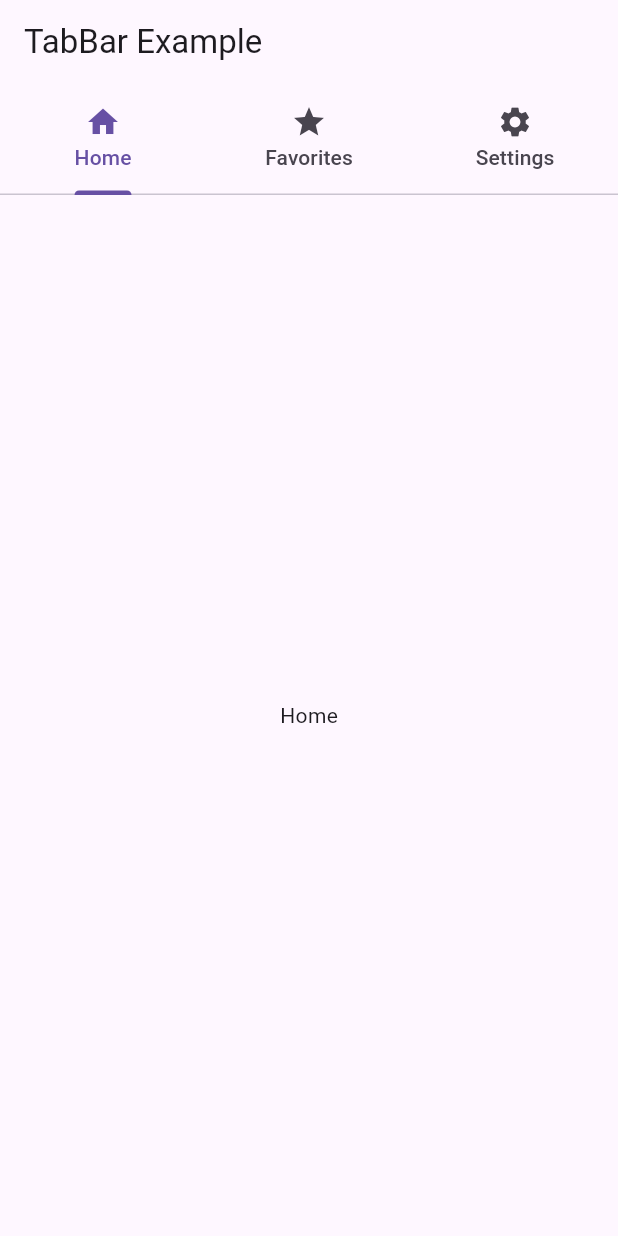
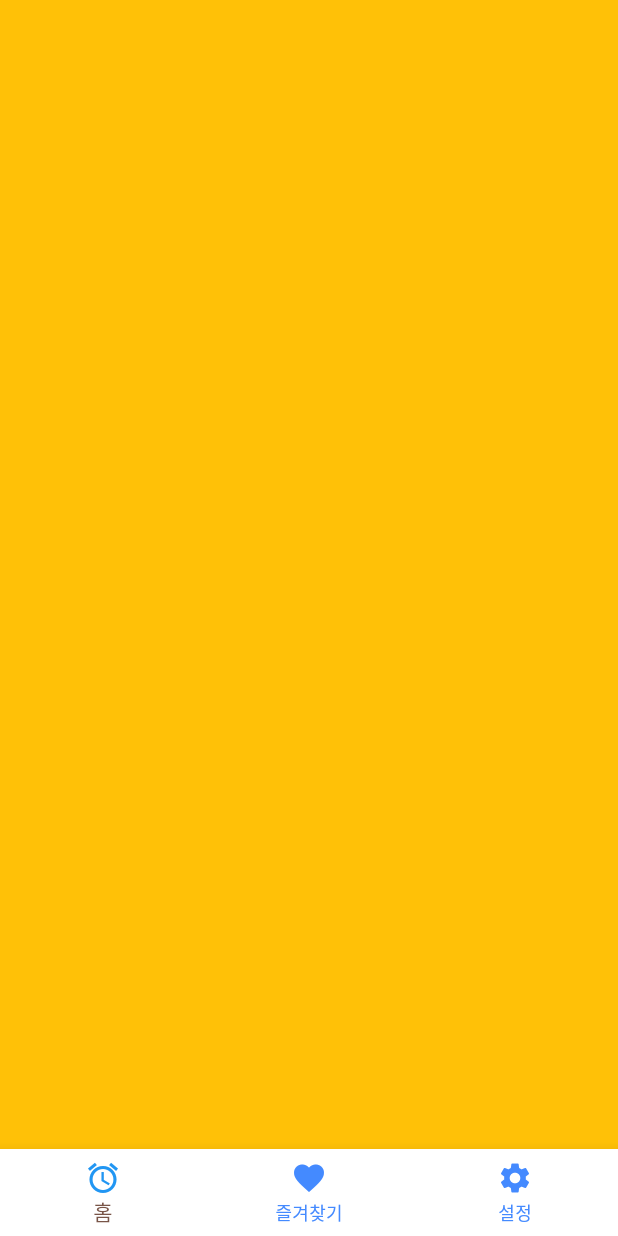
Before and after one commit to Chujer/WebStudy, a Flutter app: the screen it shows after launch, on a phone screen of 412 x 824 dp. Run offline on Flutter 3.47's test engine with Material 3 defaults, Android fonts, the light colour scheme and no system bars.

Commit message:
2025.12.02 : BottomNavigationBar

```diff
--- a/Flutter/lib/main.dart
+++ b/Flutter/lib/main.dart
@@ -11,49 +11,46 @@ class MyApp extends StatefulWidget {
   State<MyApp> createState() => _MyAppState();
 }
 
-class _MyAppState extends State<MyApp> with SingleTickerProviderStateMixin{
-  late TabController _tabController;
+class _MyAppState extends State<MyApp> {
 
-  @override
-  void initState() {
-    // TODO: implement initState
-    super.initState();
-    _tabController = TabController(length: 3, vsync: this); //length : 탭의 개수, vsync : 해당 SingleTickerProviderStateMixin을 상속한 객체
-  }
-
-  @override
-  void dispose() {
-    // TODO: implement dispose
-    _tabController.dispose();
-    super.dispose();
-  }
+  int _currentIndex = 0;
 
   @override
   Widget build(BuildContext context) {
     return MaterialApp(
-      title: 'TabBar Example',
       home: Scaffold(
-        appBar: AppBar(
-          title: Text('TabBar Example'),
+        bottomNavigationBar: BottomNavigationBar(
+          items: [
+            BottomNavigationBarItem(
+                icon: Icon(Icons.home),
+                activeIcon: Icon(Icons.alarm, color:Colors.blue), // 활성화 한 아이콘 표시
+                label: '홈'
+            ),
+            BottomNavigationBarItem(
+                icon: Icon(Icons.favorite),
+                label: '즐겨찾기'
+            ),
+            BottomNavigationBarItem(
+                icon: Icon(Icons.settings),
+                label: '설정'
+            ),
+          ],
+          onTap: (index){
+            print(index);
+            setState(() {
+              _currentIndex = index;
+            });
 
-          bottom: TabBar(
-            controller: _tabController,
-            tabs: <Widget>[
-              Tab(icon : Icon(Icons.home), text: 'Home'),
-              Tab(icon : Icon(Icons.star), text: 'Favorites'),
-              Tab(icon : Icon(Icons.settings), text: 'Settings'),
-            ],
-          ),
+          },
+          currentIndex: _currentIndex,
+          backgroundColor: Colors.white,
+          selectedItemColor: Colors.brown,
+          unselectedItemColor: Colors.blueAccent,
+          type: BottomNavigationBarType.fixed,
+          showSelectedLabels: true,
+          showUnselectedLabels: true,
         ),
-        body: TabBarView(       //탭이 달라질때 바꿀 본문
-          controller: _tabController,
-          children: <Widget>[
-            Center(child: Text('Home'),),
-            Center(child: Text('Favorites'),),
-            Center(child: Text('Settings'),),
-
-          ],
-        ),
+        backgroundColor: Colors.amber ,
       ),
     );
   }
```
